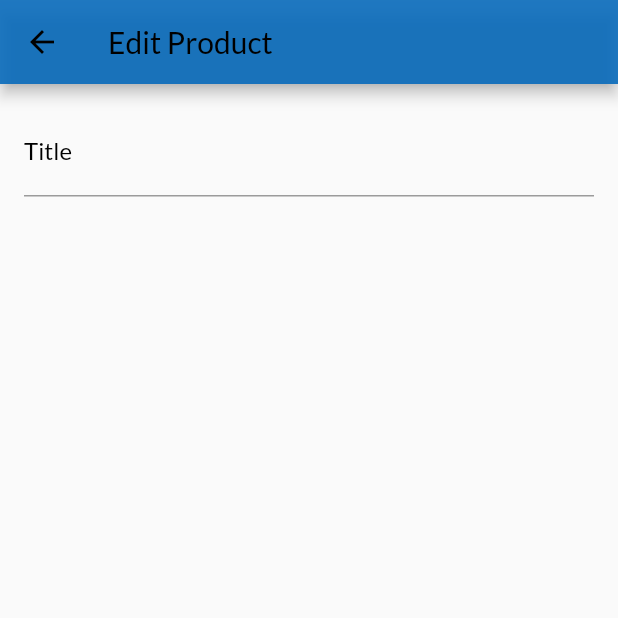
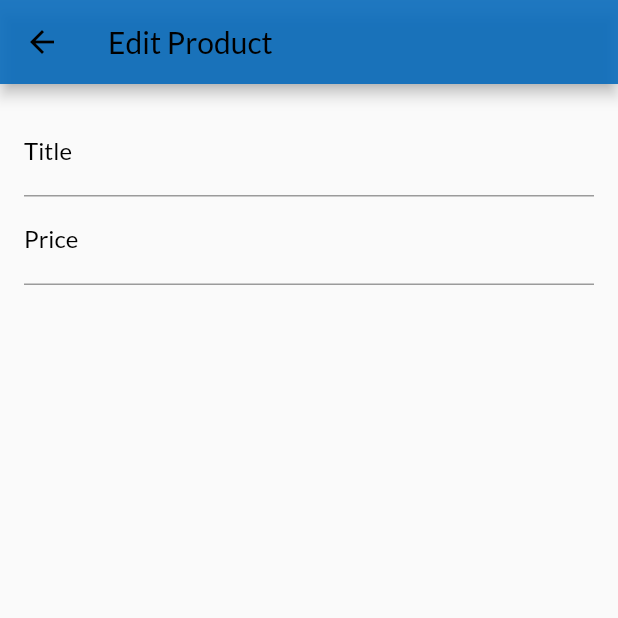
Before and after one commit to kartikpachori/ShopApp, a Flutter app: the EditProductScreen screen opened by its route, on a phone screen of 412 x 824 dp, the top half of it. Run offline on Flutter 3.47's test engine with Material 2 defaults, Android fonts, the phone set to English and light mode, and no system bars; network calls fail.

Commit message:
009 Managing Form Input Focus

```diff
--- a/lib/screens/edit_product_screen.dart
+++ b/lib/screens/edit_product_screen.dart
@@ -9,6 +9,8 @@ class EditProductScreen extends StatefulWidget {
 }
 
 class _EditProductScreenState extends State<EditProductScreen> {
+  final _priceFocusNode = FocusNode();
+
   @override
   Widget build(BuildContext context) {
     return Scaffold(
@@ -28,6 +30,20 @@ class _EditProductScreenState extends State<EditProductScreen> {
                   ),
                 ),
                 textInputAction: TextInputAction.next,
+                onFieldSubmitted: (_) {
+                  FocusScope.of(context).requestFocus(_priceFocusNode);
+                },
+              ),
+              TextFormField(
+                decoration: InputDecoration(
+                  labelText: 'Price',
+                  labelStyle: TextStyle(
+                    color: Colors.black,
+                  ),
+                ),
+                textInputAction: TextInputAction.next,
+                keyboardType: TextInputType.number,
+                focusNode: _priceFocusNode,
               ),
             ],
           ),
```
